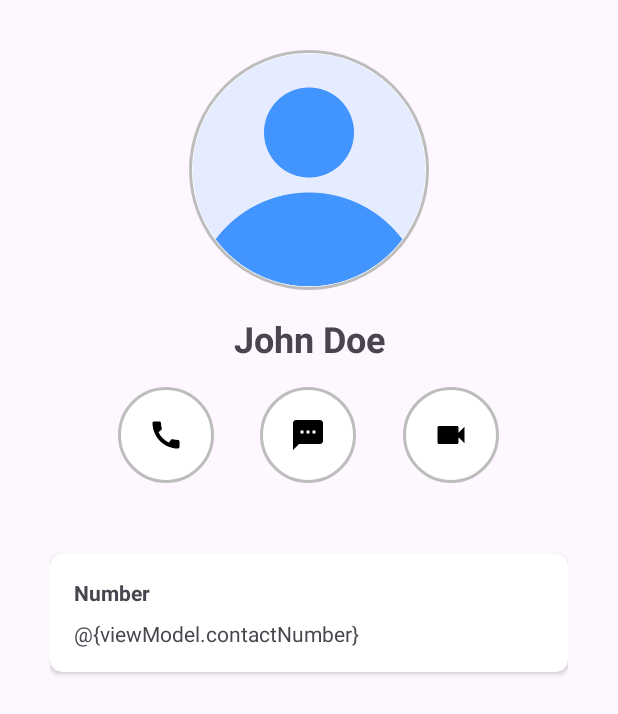
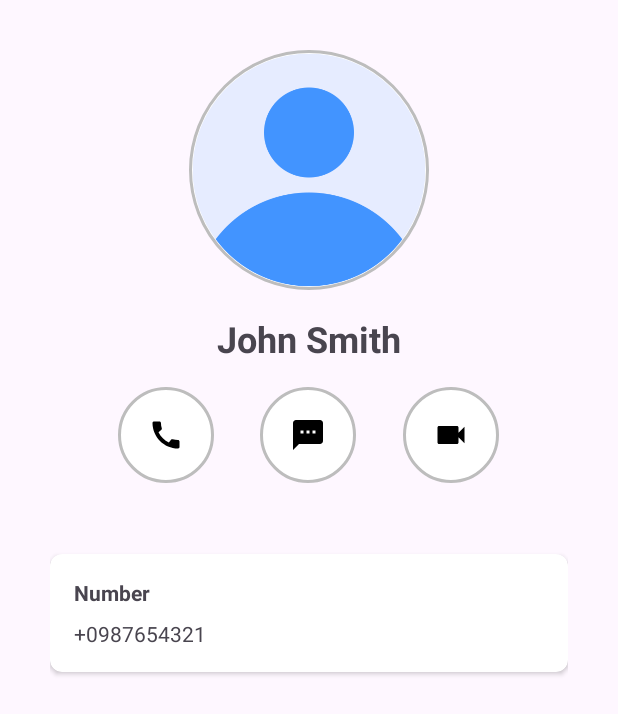
Before and after one commit to Hasitha-Su/Contact-List-App, an Android app: the screen it shows after launch (MainActivity), after a tap on "John Smith", on a phone screen of 412 x 824 dp. Shown: the top 714 px of the screen. Run offline under Robolectric (Android 15) with nearby library versions, the phone set to English and light mode, and no system bars; our stand-ins replace data binding.

Commit message:
Fix multiple bugs related to contact list UI and LiveData updates
- Resolve issue where LiveData was not updating the view correctly
- Fix UI glitches in contact list
- Correct navigation issues from contact list to contact info

This commit addresses a set of issues in the contact list and contact info features. The LiveData now correctly updates the UI, ensuring a smooth and responsive user experience.

```diff
--- a/app/build.gradle
+++ b/app/build.gradle
@@ -2,9 +2,10 @@
     plugins {
         id 'com.android.application'
         id 'org.jetbrains.kotlin.android'
-        id("kotlin-parcelize")
-        id 'androidx.navigation.safeargs' version '2.7.0' apply false
-
+        id 'kotlin-android'
+        id 'kotlin-parcelize'
+        id("androidx.navigation.safeargs.kotlin")
+        id 'kotlin-kapt'
     }
 
     android {
--- a/app/src/main/java/com/hasitha/contactlistapp/ui/contactInfo/ContactInfoFragment.kt
+++ b/app/src/main/java/com/hasitha/contactlistapp/ui/contactInfo/ContactInfoFragment.kt
@@ -5,14 +5,28 @@ import androidx.fragment.app.Fragment
 import android.view.LayoutInflater
 import android.view.View
 import android.view.ViewGroup
-import com.hasitha.constactlistapp.R
+import androidx.fragment.app.viewModels
+import com.hasitha.constactlistapp.databinding.FragmentContactInfoBinding
 
 class ContactInfoFragment : Fragment() {
+
+    private val viewModel: ContactInfoViewModel by viewModels()
 
     override fun onCreateView(
         inflater: LayoutInflater, container: ViewGroup?,
         savedInstanceState: Bundle?
-    ): View? {
-        return inflater.inflate(R.layout.fragment_contact_info, container, false)
+    ): View {
+        val binding = FragmentContactInfoBinding.inflate(inflater, container, false)
+        //return inflater.inflate(R.layout.fragment_contact_info, container, false)
+
+        binding.viewModel = viewModel
+        binding.lifecycleOwner = this
+
+        //"contactArg" as a Parcelable Contact object via Navigation Args
+        val contact = ContactInfoFragmentArgs.fromBundle(requireArguments()).contact
+
+        viewModel.setContact(contact) // Updating LiveData
+
+        return binding.root
     }
 }
--- a/app/src/main/java/com/hasitha/contactlistapp/ui/contactList/ContactItemFragment.kt
+++ /dev/null
@@ -1,18 +0,0 @@
-package com.hasitha.contactlistapp.ui.contactList
-
-import android.os.Bundle
-import androidx.fragment.app.Fragment
-import android.view.LayoutInflater
-import android.view.View
-import android.view.ViewGroup
-import com.hasitha.constactlistapp.R
-
-class ContactItemFragment : Fragment() {
-
-    override fun onCreateView(
-        inflater: LayoutInflater, container: ViewGroup?,
-        savedInstanceState: Bundle?
-    ): View? {
-        return inflater.inflate(R.layout.fragment_contact_item, container, false)
-    }
-}
--- a/app/src/main/java/com/hasitha/contactlistapp/ui/contactList/ContactListAdapter.kt
+++ b/app/src/main/java/com/hasitha/contactlistapp/ui/contactList/ContactListAdapter.kt
@@ -13,6 +13,11 @@ import com.hasitha.contactlistapp.model.Contact
 class ContactListAdapter(private val mList: List<Contact>) : RecyclerView.Adapter<ContactListAdapter.ViewHolder>() {
 
     private var filteredList: MutableList<Contact> = mList.toMutableList()
+    var onItemClickListener: OnItemClickListener? = null
+
+    interface OnItemClickListener {
+        fun onItemClick(contact: Contact)
+    }
 
     @SuppressLint("NotifyDataSetChanged")
     fun filterByName(query: String?) {
@@ -41,10 +46,10 @@ class ContactListAdapter(private val mList: List<Contact>) : RecyclerView.Adapte
 
         holder.imageView.setImageResource(itemsViewModel.image)
         holder.textView.text = itemsViewModel.name
+        holder.textView2.text = itemsViewModel.contactNumber
 
         holder.itemView.setOnClickListener {
-            listener?.onItemClick(position)
-
+            onItemClickListener?.onItemClick(itemsViewModel)
         }
     }
 
@@ -52,18 +57,9 @@ class ContactListAdapter(private val mList: List<Contact>) : RecyclerView.Adapte
         return filteredList.size
     }
 
-    inner class ViewHolder(ItemView: View) : RecyclerView.ViewHolder(ItemView) {
+    inner class ViewHolder(itemView: View) : RecyclerView.ViewHolder(itemView) {
         val imageView: ImageView = itemView.findViewById(R.id.my_image)
         val textView: TextView = itemView.findViewById(R.id.my_text)
-    }
-
-    interface OnItemClickListener {
-        fun onItemClick(position: Int)
-    }
-
-    private var listener: OnItemClickListener? = null
-
-    fun setOnItemClickListener(listener: OnItemClickListener) {
-        this.listener = listener
+        val textView2: TextView = itemView.findViewById(R.id.my_text2)
     }
 }
--- a/app/src/main/java/com/hasitha/contactlistapp/ui/contactList/ContactListFragment.kt
+++ b/app/src/main/java/com/hasitha/contactlistapp/ui/contactList/ContactListFragment.kt
@@ -11,13 +11,15 @@ import androidx.appcompat.app.AppCompatActivity
 import androidx.appcompat.widget.SearchView
 import androidx.appcompat.widget.Toolbar
 import androidx.navigation.Navigation
+import androidx.navigation.fragment.findNavController
 import androidx.recyclerview.widget.LinearLayoutManager
 import androidx.recyclerview.widget.RecyclerView
 import com.google.android.material.floatingactionbutton.FloatingActionButton
 import com.hasitha.constactlistapp.R
 import com.hasitha.contactlistapp.data.local.LocalDataSource
+import com.hasitha.contactlistapp.model.Contact
 
-class ContactListFragment : Fragment() {
+class ContactListFragment : Fragment(), ContactListAdapter.OnItemClickListener {
 
     private lateinit var recyclerView: RecyclerView
     private val localDataSource = LocalDataSource
@@ -48,18 +50,16 @@ class ContactListFragment : Fragment() {
         val toolbar: Toolbar = view.findViewById(R.id.toolbar)
         (activity as? AppCompatActivity)?.setSupportActionBar(toolbar)
 
-
         recyclerView.layoutManager = LinearLayoutManager(context)
 
         val data = localDataSource.getContacts()
         val adapter = ContactListAdapter(data)
 
-        adapter.setOnItemClickListener(object : ContactListAdapter.OnItemClickListener {
-            override fun onItemClick(position: Int) {
-                Navigation.findNavController(view).navigate(R.id.action_contactsHome_to_contactInfoFragment);
-            }
-        })
+        recyclerView.layoutManager = LinearLayoutManager(context)
+
+        adapter.onItemClickListener = this
         recyclerView.adapter = adapter
+
     }
 
     @Deprecated("Deprecated in Java")
@@ -85,4 +85,9 @@ class ContactListFragment : Fragment() {
     private fun filterRecyclerView(query: String?) {
         (recyclerView.adapter as? ContactListAdapter)?.filterByName(query)
     }
+
+    override fun onItemClick(contact: Contact) {
+        val action = ContactListFragmentDirections.actionContactsHomeToContactInfoFragment(contact)
+        findNavController().navigate(action)
+    }
 }
--- a/app/src/main/res/layout/fragment_contact_info.xml
+++ b/app/src/main/res/layout/fragment_contact_info.xml
@@ -1,6 +1,13 @@
+<layout xmlns:android="http://schemas.android.com/apk/res/android"
+    xmlns:app="http://schemas.android.com/apk/res-auto">
+
+<data>
+    <variable
+        name="viewModel"
+        type="com.hasitha.contactlistapp.ui.contactInfo.ContactInfoViewModel" />
+</data>
+
 <LinearLayout
-    xmlns:android="http://schemas.android.com/apk/res/android"
-    xmlns:app="http://schemas.android.com/apk/res-auto"
     xmlns:tools="http://schemas.android.com/tools"
     android:layout_width="match_parent"
     android:layout_height="match_parent"
@@ -18,7 +25,6 @@
         android:layout_marginBottom="16dp"
         android:scaleType="centerCrop"
         android:background="@drawable/circle_shape"
-        android:text="@{viewModel.contactName}"
         android:contentDescription="TODO" />
 
     <!-- Name Field -->
@@ -27,7 +33,7 @@
         android:layout_width="match_parent"
         android:layout_height="wrap_content"
         android:layout_gravity="center_horizontal"
-        android:text="John Doe"
+        android:text="@{viewModel.contact.name}"
         android:textStyle="bold"
         android:textSize="24sp"
         android:gravity="center"
@@ -94,9 +100,12 @@
                 android:id="@+id/textView2"
                 android:layout_width="match_parent"
                 android:layout_height="wrap_content"
-                android:text="@{viewModel.contactNumber}" />
+                android:text="@{viewModel.contact.contactNumber}" />
 
         </LinearLayout>
 
     </androidx.cardview.widget.CardView>
+
 </LinearLayout>
+
+</layout>
--- a/app/src/main/res/layout/fragment_contact_item.xml
+++ b/app/src/main/res/layout/fragment_contact_item.xml
@@ -36,4 +36,5 @@
             android:layout_marginStart="30dp"/>
 
     </LinearLayout>
+
 </LinearLayout>
--- a/app/src/main/res/layout/fragment_new_contact.xml
+++ b/app/src/main/res/layout/fragment_new_contact.xml
@@ -62,4 +62,5 @@
         android:text="@string/saveBtn" />
 
 </LinearLayout>
+
 </layout>
--- a/app/src/main/res/navigation/nav_graph.xml
+++ b/app/src/main/res/navigation/nav_graph.xml
@@ -14,9 +14,6 @@
         <action
             android:id="@+id/action_contactsHome_to_contactInfoFragment"
             app:destination="@id/contactInfoFragment">
-            <argument
-                android:name="contact"
-                app:argType="com.hasitha.contactlistapp.model.Contact" />
         </action>
 
         <action
@@ -29,16 +26,13 @@
         android:name="com.hasitha.contactlistapp.ui.contactInfo.ContactInfoFragment"
         android:label="fragment_contact_info"
         tools:layout="@layout/fragment_contact_info">
-
         <argument
             android:name="contact"
             app:argType="com.hasitha.contactlistapp.model.Contact" />
-
         <action
             android:id="@+id/action_contactInfoFragment_to_contactsHome"
             app:destination="@id/contactsHome" />
     </fragment>
-
 
     <fragment
         android:id="@+id/newContactFragment"
--- a/build.gradle
+++ b/build.gradle
@@ -1,6 +1,15 @@
 // Top-level build file where you can add configuration options common to all sub-projects/modules.
+buildscript {
+    repositories {
+        google()
+    }
+    dependencies {
+        def nav_version = "2.7.1"
+        classpath("androidx.navigation:navigation-safe-args-gradle-plugin:$nav_version")
+    }
+}
 plugins {
-    id 'com.android.application' version '8.0.2' apply false
-    id 'com.android.library' version '8.0.2' apply false
+    id 'com.android.application' version '8.1.1' apply false
+    id 'com.android.library' version '8.1.1' apply false
     id 'org.jetbrains.kotlin.android' version '1.8.20' apply false
 }
```
